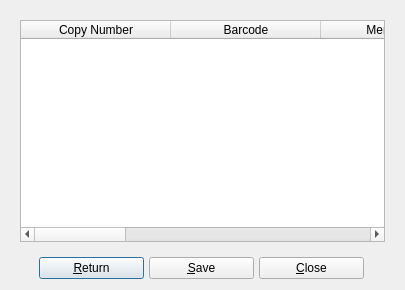
This is UI/biblioteq_borrowers.ui in textbrowser/biblioteq as Qt 5 draws it before an edit. The edited form follows.
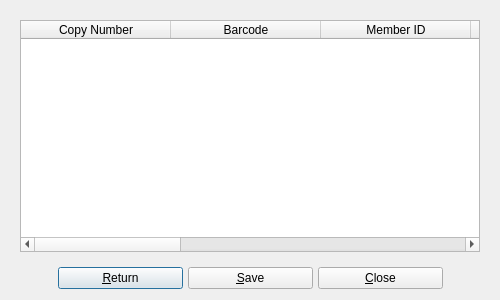
This is the edited form. Icons and pictures are not drawn.

```diff
--- a/UI/biblioteq_borrowers.ui
+++ b/UI/biblioteq_borrowers.ui
@@ -6,8 +6,8 @@
    <rect>
     <x>0</x>
     <y>0</y>
-    <width>405</width>
-    <height>290</height>
+    <width>500</width>
+    <height>300</height>
    </rect>
   </property>
   <property name="maximumSize">
@@ -137,7 +137,7 @@
       <widget class="QPushButton" name="eraseButton">
        <property name="minimumSize">
         <size>
-         <width>105</width>
+         <width>125</width>
          <height>0</height>
         </size>
        </property>
@@ -154,7 +154,7 @@
       <widget class="QPushButton" name="saveButton">
        <property name="minimumSize">
         <size>
-         <width>105</width>
+         <width>125</width>
          <height>0</height>
         </size>
        </property>
@@ -171,7 +171,7 @@
       <widget class="QPushButton" name="cancelButton">
        <property name="minimumSize">
         <size>
-         <width>105</width>
+         <width>125</width>
          <height>0</height>
         </size>
        </property>
```
